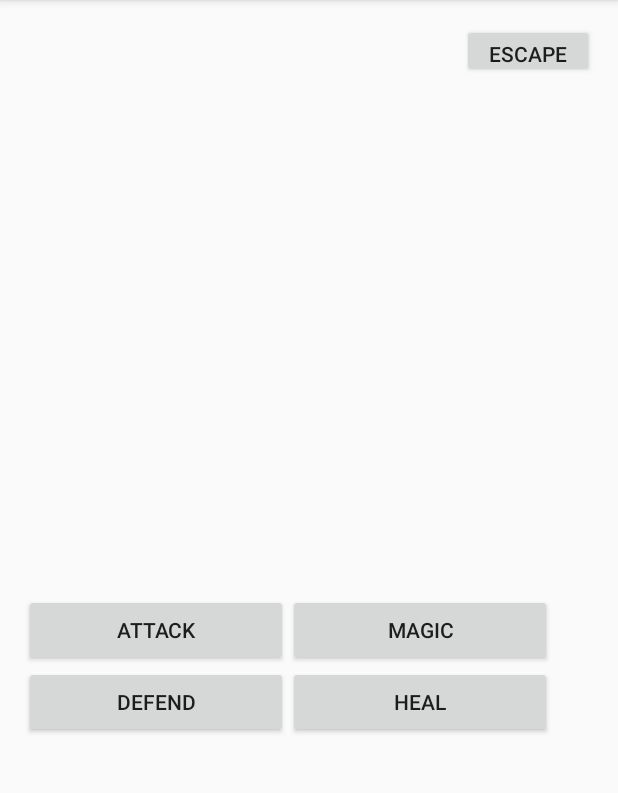
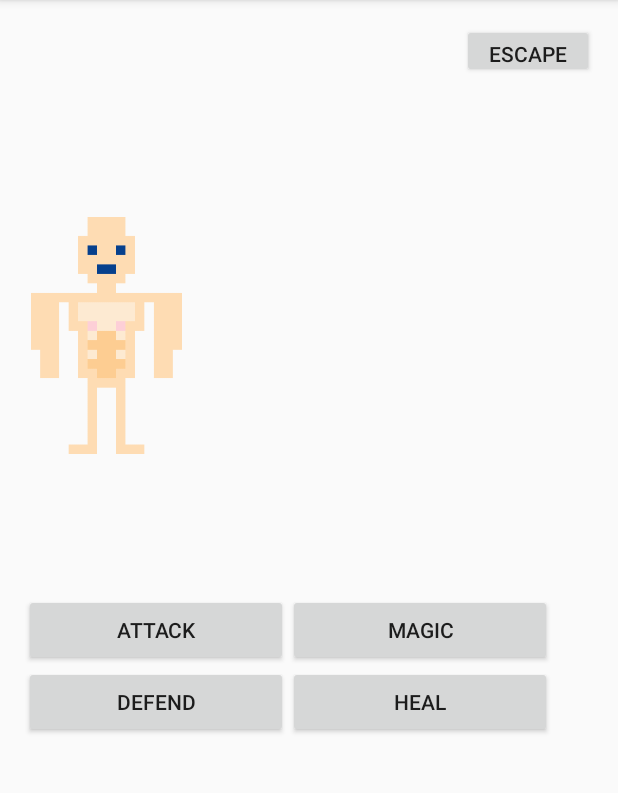
Before and after one commit to TEAM-JAR/PROJECT_VELOX, an Android app: the layout activity_battle.xml on its own in the app's theme, with its tools: preview values and no code run, on a phone screen of 412 x 824 dp, the part 84-877 px from its top. Run offline under Robolectric (Android 15) with nearby library versions, the phone set to English and light mode, and no system bars.

Commit message:
Made battle activity

```diff
--- a/app/src/main/java/com/example/microwave/project_velox/BattleActivity.java
+++ b/app/src/main/java/com/example/microwave/project_velox/BattleActivity.java
@@ -11,6 +11,10 @@ public class BattleActivity extends AppCompatActivity {
     protected void onCreate(Bundle savedInstanceState) {
         super.onCreate(savedInstanceState);
         setContentView(R.layout.activity_battle);
+    }
+
+    public Dungeon(){
+
     }
 
     @Override
--- a/app/src/main/java/com/example/microwave/project_velox/Hero.java
+++ b/app/src/main/java/com/example/microwave/project_velox/Hero.java
@@ -48,7 +48,7 @@ public class Hero extends Character{
 //		topSpeed=phone.getVelocity();
 //	}
 
-	public void askName(){
+	public void spawn(){
 
 	}
 
@@ -103,6 +103,7 @@ public class Hero extends Character{
 		return (int) Math.pow(rank, 1.1)*10;
 	}
 
+
 	public int totalHp(){
 		return itemsHp()+getMaxHp();
 	}
--- a/app/src/main/res/layout/activity_battle.xml
+++ b/app/src/main/res/layout/activity_battle.xml
@@ -27,6 +27,30 @@
             android:layout_width="match_parent"
             android:layout_height="344dp">
 
+            <ImageView
+                android:layout_width="110dp"
+                android:layout_height="158dp"
+                android:id="@+id/imageView"
+                android:layout_gravity="left|center_vertical"
+                android:src="@drawable/muscleman"/>
+
+            <ImageView
+                android:layout_width="wrap_content"
+                android:layout_height="wrap_content"
+                android:id="@+id/imageView2"
+                android:layout_gravity="right|top" />
+
+            <ImageView
+                android:layout_width="wrap_content"
+                android:layout_height="wrap_content"
+                android:id="@+id/imageView3"
+                android:layout_gravity="center" />
+
+            <ImageView
+                android:layout_width="wrap_content"
+                android:layout_height="wrap_content"
+                android:id="@+id/imageView4"
+                android:layout_gravity="right|bottom" />
         </FrameLayout>
 
         <FrameLayout
```
Also changed, not shown: app/src/main/java/com/example/microwave/project_velox/BattleScript.java (+11 -7 lines), app/src/main/java/com/example/microwave/project_velox/Enemy.java (+7 -0 lines).
